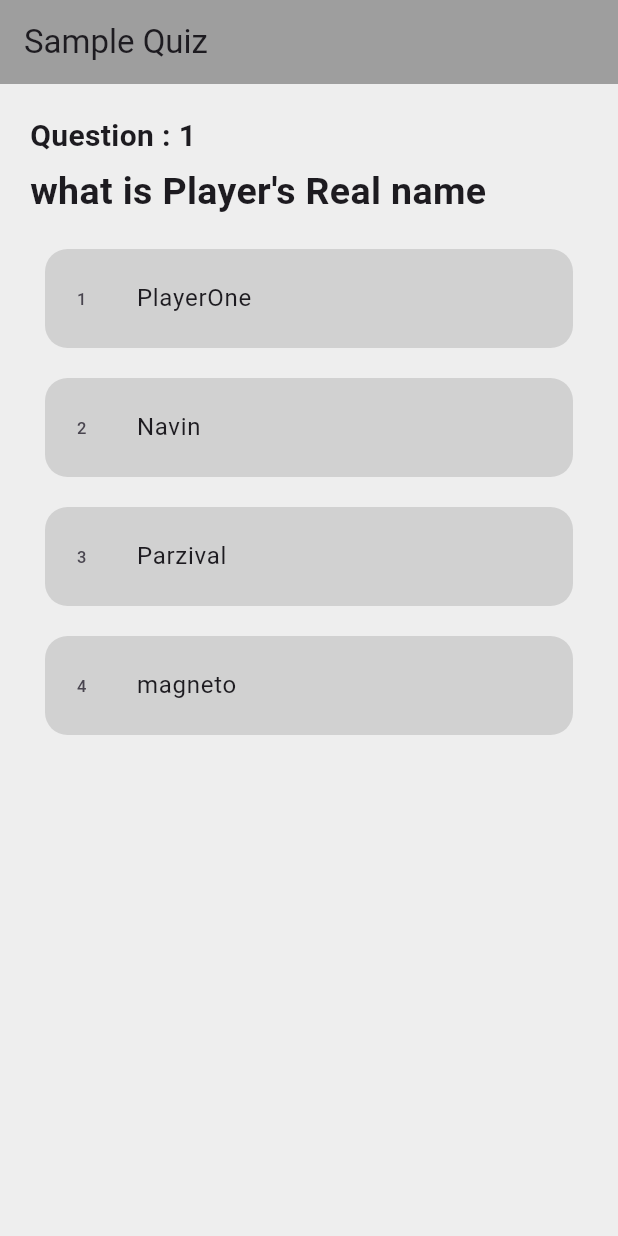
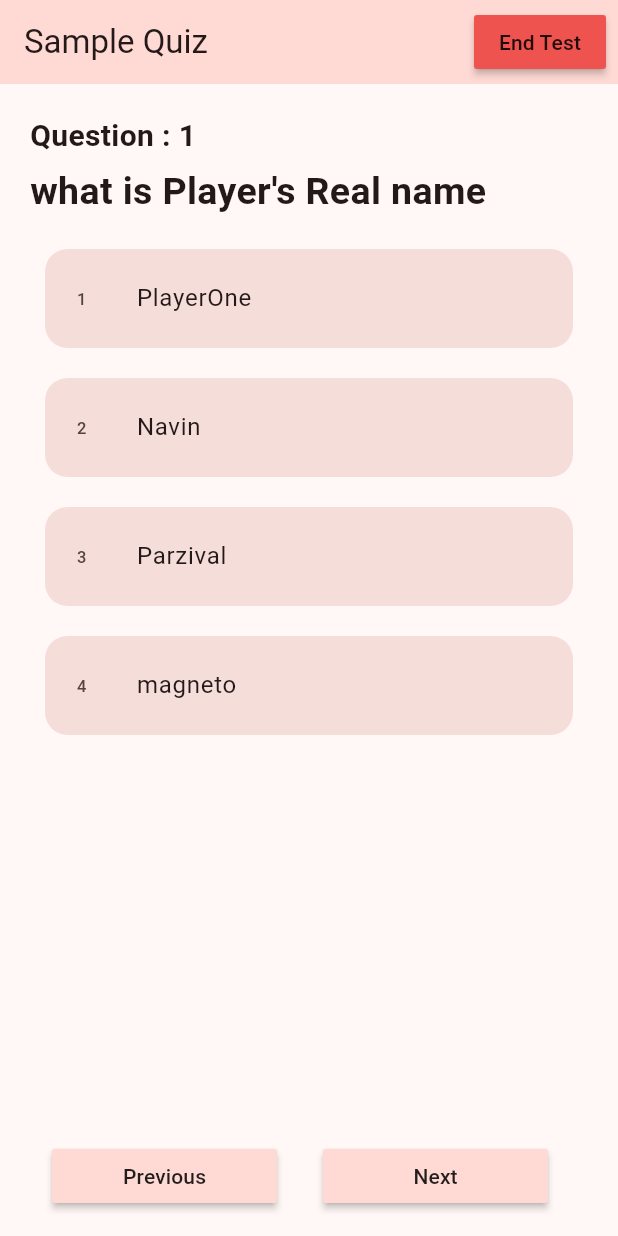
Before and after one commit to Navin-PlayerOne/onequiz, a Flutter app: the screen it shows after launch, on a phone screen of 412 x 824 dp. Run offline on Flutter 3.47's test engine with Material 2 defaults, Android fonts, the light colour scheme and no system bars; drawn by our look-alikes of dynamic_color; our stand-ins replace pie_chart; missing offline and left inert: dart:ffi.

Commit message:
Answer validation feature added ,  PIE chart added momment color added dark theme support added known bugs fixed

```diff
--- a/lib/main.dart
+++ b/lib/main.dart
@@ -1,21 +1,49 @@
 import 'package:flutter/material.dart';
+import 'package:dynamic_color/dynamic_color.dart';
 import 'package:onequiz/pages/home_page.dart';
 import 'package:onequiz/pages/quiz_page.dart';
-
+import 'package:onequiz/pages/result.dart';
 void main() {
   runApp(const MyApp());
 }
 
-class MyApp extends StatelessWidget {
-  const MyApp({super.key});
+class MyApp extends StatefulWidget {
+  const MyApp({Key? key}) : super(key: key);
+
+  @override
+  State<MyApp> createState() => _MyAppState();
+}
+
+class _MyAppState extends State<MyApp> {
   @override
   Widget build(BuildContext context) {
-    return MaterialApp(
-        title: 'OneQuiz',
-        theme: ThemeData(
-          useMaterial3: true,
-          primarySwatch: Colors.blue,
-        ),
-        home: const QuizView());
+    return DynamicColorBuilder(
+      builder: (lightDynamic, darkDynamic) {
+        return MaterialApp(
+          theme: ThemeData(
+            useMaterial3: true,
+            colorScheme: lightDynamic ??
+                ColorScheme.fromSeed(
+                  brightness: Brightness.light,
+                  seedColor: Colors.red,
+                ),
+          ),
+          themeMode: ThemeMode.system,
+          darkTheme: ThemeData(
+            useMaterial3: true,
+            colorScheme: darkDynamic ??
+                ColorScheme.fromSeed(
+                  brightness: Brightness.dark,
+                  seedColor: Colors.black,
+                ),
+          ),
+          routes: {
+            '/home': (context) => const HomePage(),
+            '/': (context) => const QuizView(),
+            '/result': (context) => const Result()
+          },
+        );
+      },
+    );
   }
 }
--- a/lib/models/questions_model.dart
+++ b/lib/models/questions_model.dart
@@ -3,22 +3,22 @@ class Question {
   final int
       type; //1-> for single option select 2-> for multi select 3->type answers
   final int
-      cat; //1->show anser immediately 2-> show answer after completing the test 3-> Never show answers
+      cat; //1-> show answer after completing the test 2-> Never show answers
   final String Questions;
   final Set<String> options;
-  final Set<String> answer;
-  late Set<int> ans; //selected options
+  final Set<String> answer; //selected options
   //late List<int>selectedoptions;
-  Question(
-      {required this.question_id,
-      required this.type,
-      required this.cat,
-      required this.Questions,
-      required this.options,
-      required this.answer,
-      required this.ans});
+  Question({
+    required this.question_id,
+    required this.type,
+    required this.cat,
+    required this.Questions,
+    required this.options,
+    required this.answer,
+  });
 }
 
 class Answer {
-  late Map<int, bool> mp = {};
+  static late  Map<int, bool> mp = {};
+  late Set<int> ans = {};
 }
--- a/lib/pages/quiz_page.dart
+++ b/lib/pages/quiz_page.dart
@@ -1,5 +1,3 @@
-import 'dart:math';
-
 import 'package:flutter/material.dart';
 import 'package:onequiz/models/questions_model.dart';
 import 'package:onequiz/widgets/quiz.dart';
@@ -11,7 +9,10 @@ class QuizView extends StatefulWidget {
   State<QuizView> createState() => _QuizViewState();
 }
 
-Answer answers = Answer();
+int index = 0;
+
+PageController _controller = PageController();
+List<Answer> answers = [Answer(), Answer(), Answer(), Answer()];
 List<Question> q = [
   Question(
     question_id: 1,
@@ -20,7 +21,6 @@ List<Question> q = [
     Questions: "what is Player's Real name",
     options: {"PlayerOne", "Navin", "Parzival", "magneto"},
     answer: {"Navin"},
-    ans: {},
   ),
   Question(
     question_id: 2,
@@ -29,7 +29,7 @@ List<Question> q = [
     Questions: "what is Thanos name",
     options: {"PlayerOne", "Navin", "Parzival", "Tanush"},
     answer: {"Tanush"},
-      ans: {}),
+  ),
   Question(
     question_id: 3,
     type: 2,
@@ -37,7 +37,7 @@ List<Question> q = [
     Questions: "who knows java very well",
     options: {"PlayerOne", "Navin", "mani", "Tanush"},
     answer: {"mani", "PlayerOne"},
-      ans: {}),
+  ),
   Question(
     question_id: 4,
     type: 1,
@@ -53,31 +53,82 @@ List<Question> q = [
       "BatMan",
       "Elon Musk"
     },
-      answer: {
-        "Mani"
-      },
-      ans: {})
+    answer: {"Mani"},
+  )
 ];
 
 class _QuizViewState extends State<QuizView> {
   @override
   Widget build(BuildContext context) {
     return Scaffold(
-        backgroundColor: Colors.grey[200],
+        backgroundColor: Theme.of(context).colorScheme.background,
         appBar: AppBar(
-          backgroundColor: Colors.grey[500],
+          backgroundColor: Theme.of(context).colorScheme.primaryContainer,
           title: const Text("Sample Quiz"),
+          actions: [
+            Padding(
+              padding: const EdgeInsets.all(8.0),
+              child: MaterialButton(
+                onPressed: () {
+                  Navigator.pushReplacementNamed(context, '/result',
+                      arguments: {'result': answers,'question' : q});
+                },
+                color: Colors.red[400],
+                child: const Text("End Test"),
+              ),
+            )
+          ],
         ),
         body: Padding(
           padding: const EdgeInsets.all(20.0),
           child: PageView.builder(
             //scrollDirection: Axis.vertical,
+            controller: _controller,
             itemCount: q.length,
             itemBuilder: (context, index) {
+              index = index;
               return Quiz(
-                  quest: q.elementAt(index), index: index, answers: answers);
+                  quest: q.elementAt(index),
+                  index: index,
+                  answers: answers.elementAt(index));
             },
+          ),
+        ),
+        floatingActionButton: Padding(
+          padding: const EdgeInsets.only(left: 20),
+          child: Row(
+            mainAxisAlignment: MainAxisAlignment.spaceEvenly,
+            children: [
+              SizedBox(
+                width: 150,
+                child: MaterialButton(
+                  onPressed: previousPage,
+                  color: Theme.of(context).colorScheme.primaryContainer,
+                  child: const Text("Previous"),
+                ),
+              ),
+              SizedBox(
+                width: 150,
+                child: MaterialButton(
+                  onPressed: () {
+                    nextPage();
+                  },
+                  color: Theme.of(context).colorScheme.primaryContainer,
+                  child: const Text("Next"),
+                ),
+              ),
+            ],
           ),
         ));
   }
 }
+
+void nextPage() {
+  _controller.animateToPage(_controller.page!.toInt() + 1,
+      duration: const Duration(milliseconds: 300), curve: Curves.easeIn);
+}
+
+void previousPage() {
+  _controller.animateToPage(_controller.page!.toInt() - 1,
+      duration: const Duration(milliseconds: 300), curve: Curves.easeIn);
+}
--- a/pubspec.yaml
+++ b/pubspec.yaml
@@ -36,6 +36,8 @@ dependencies:
   # The following adds the Cupertino Icons font to your application.
   # Use with the CupertinoIcons class for iOS style icons.
   cupertino_icons: ^1.0.2
+  pie_chart:
+  dynamic_color:
 
 dev_dependencies:
   flutter_test:
```
Also changed, not shown: lib/pages/result.dart (added, +62 -0 lines), lib/widgets/quiz.dart (+30 -24 lines), pubspec.lock, 5 other files. Lines whose indentation alone changed are shown as unchanged.
